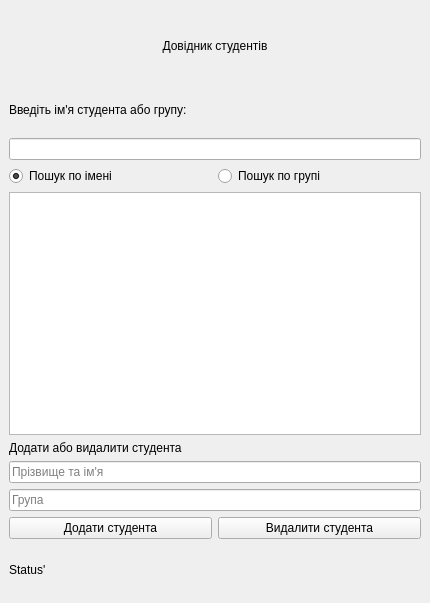
The window that lab9/ui/task1_interface.ui (Ihor-Mykytiuk/university-projects) describes before a commit, drawn with Qt 5.
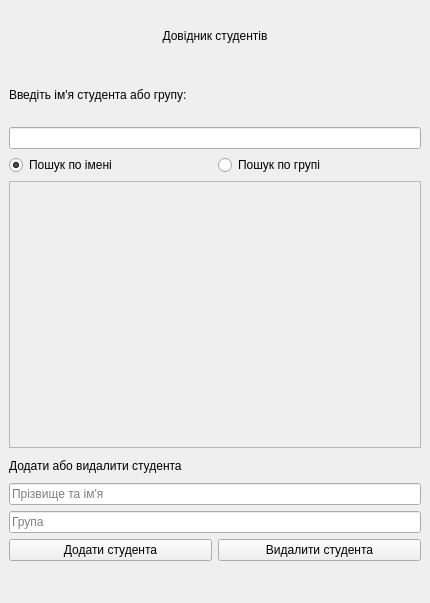
The same window after the commit.

The edit to the form file:
```diff
--- a/lab9/ui/task1_interface.ui
+++ b/lab9/ui/task1_interface.ui
@@ -14,7 +14,7 @@
    <string>Map Student</string>
   </property>
   <widget class="QWidget" name="centralwidget">
-   <layout class="QVBoxLayout" name="verticalLayout_3" stretch="3,4,10,4,2">
+   <layout class="QVBoxLayout" name="verticalLayout_3" stretch="2,4,10,4,1">
     <item>
      <widget class="QLabel" name="title">
       <property name="text">
@@ -67,7 +67,11 @@
      </layout>
     </item>
     <item>
-     <widget class="QTextEdit" name="list_students"/>
+     <widget class="QTextEdit" name="list_students">
+      <property name="enabled">
+       <bool>false</bool>
+      </property>
+     </widget>
     </item>
     <item>
      <layout class="QVBoxLayout" name="verticalLayout_2">
@@ -115,7 +119,7 @@
     <item>
      <widget class="QLabel" name="label_status">
       <property name="text">
-       <string>Status'</string>
+       <string/>
       </property>
      </widget>
     </item>
```
